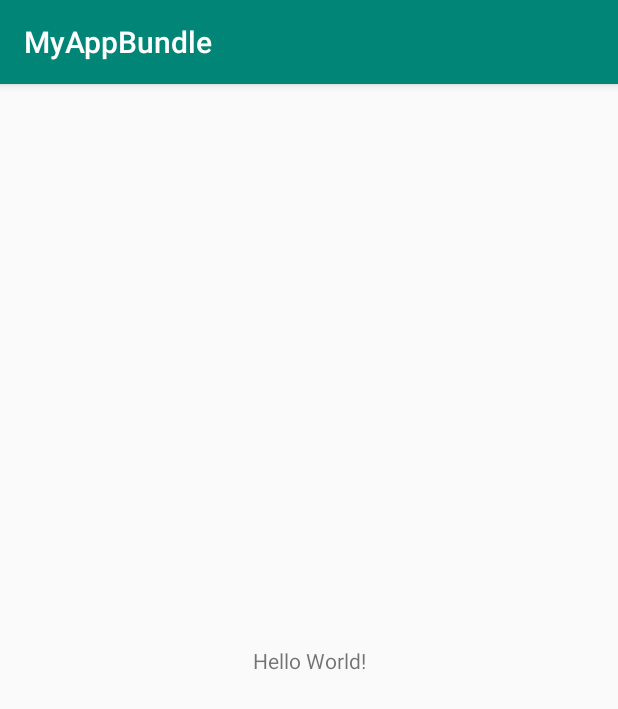
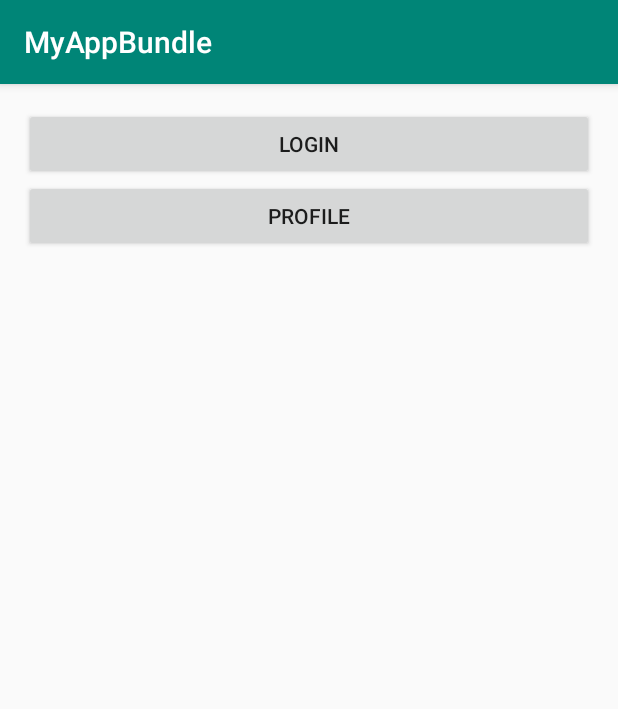
Before and after one commit to Rufaidah/MyAppBundle, an Android app: the screen it shows after launch (MainActivity), on a phone screen of 412 x 824 dp. Shown: the top 709 px of the screen. Run offline under Robolectric (Android 15) with nearby library versions, the phone set to English and light mode, and no system bars.

Commit message:
tampilan activity_main

```diff
--- a/app/src/main/res/layout/activity_main.xml
+++ b/app/src/main/res/layout/activity_main.xml
@@ -1,19 +1,27 @@
 <?xml version="1.0" encoding="utf-8"?>
-<android.support.constraint.ConstraintLayout
+<LinearLayout
         xmlns:android="http://schemas.android.com/apk/res/android"
         xmlns:tools="http://schemas.android.com/tools"
         xmlns:app="http://schemas.android.com/apk/res-auto"
         android:layout_width="match_parent"
         android:layout_height="match_parent"
+        android:layout_marginBottom="@dimen/margin_vertical_layout"
+        android:layout_marginTop="@dimen/margin_vertical_layout"
+        android:layout_marginLeft="@dimen/margin_horizontal_layout"
+        android:layout_marginRight="@dimen/margin_horizontal_layout"
+        android:orientation="vertical"
         tools:context=".MainActivity">
 
-    <TextView
-            android:layout_width="wrap_content"
+    <Button
+        android:id="@+id/btn_login"
+        android:layout_width="match_parent"
+        android:layout_height="wrap_content"
+        android:text="@string/login"/>
+
+    <Button
+            android:id="@+id/btn_profile"
+            android:layout_width="match_parent"
             android:layout_height="wrap_content"
-            android:text="Hello World!"
-            app:layout_constraintBottom_toBottomOf="parent"
-            app:layout_constraintLeft_toLeftOf="parent"
-            app:layout_constraintRight_toRightOf="parent"
-            app:layout_constraintTop_toTopOf="parent"/>
+            android:text="@string/profile"/>
 
-</android.support.constraint.ConstraintLayout>
+</LinearLayout>
--- /dev/null
+++ b/app/src/main/res/values/dimens.xml
@@ -0,0 +1,5 @@
+<?xml version="1.0" encoding="utf-8"?>
+<resources>
+    <dimen name="margin_vertical_layout">16dp</dimen>
+    <dimen name="margin_horizontal_layout">16dp</dimen>
+</resources>
--- a/app/src/main/res/values/strings.xml
+++ b/app/src/main/res/values/strings.xml
@@ -2,4 +2,6 @@
     <string name="app_name">MyAppBundle</string>
     <string name="title_login">Login</string>
     <string name="title_profile">Profile</string>
+    <string name="login">Login</string>
+    <string name="profile">Profile</string>
 </resources>
```
